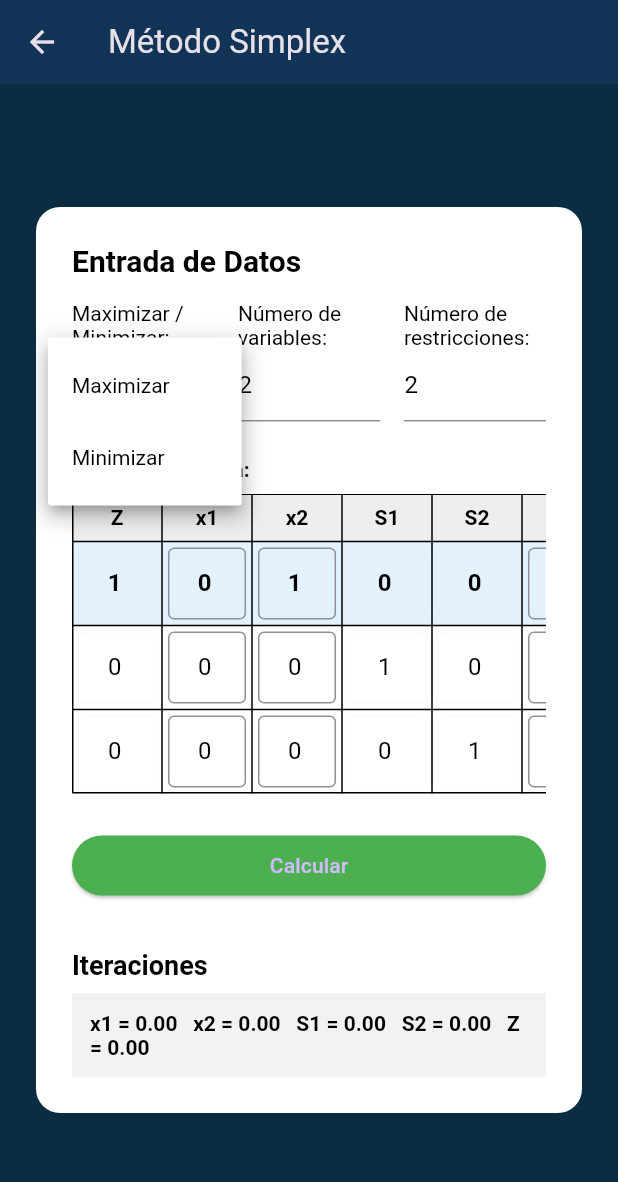
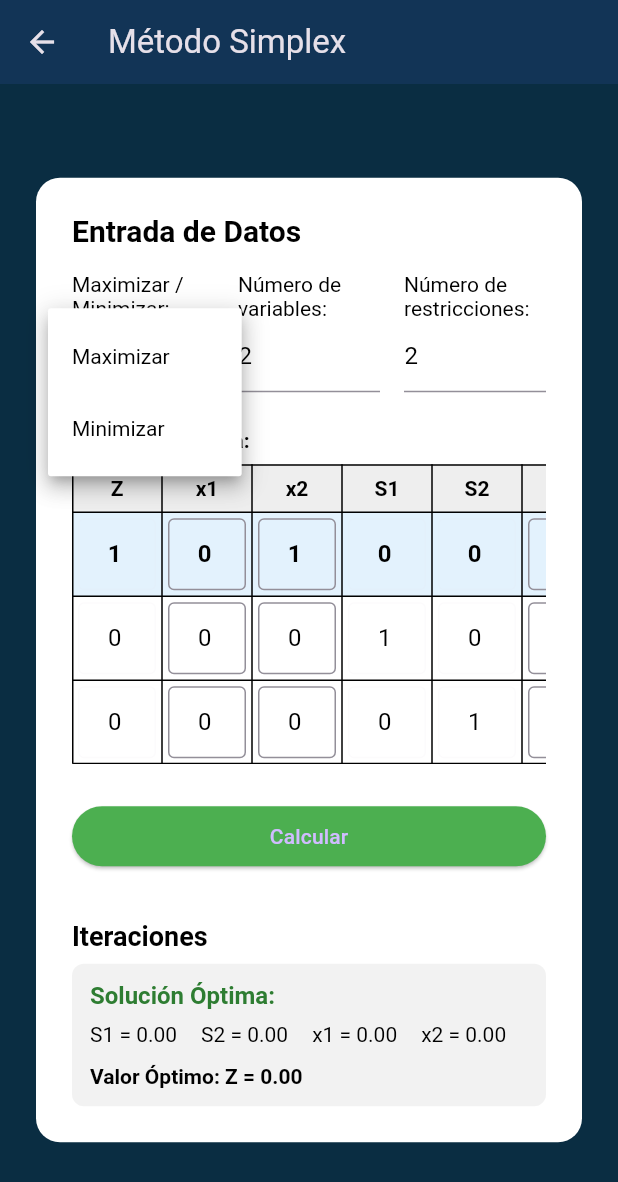
Before and after one commit to xorn714/Calculadora_pl, a Flutter app: the SimplexScreen screen opened directly, after a tap on "Calcular", after a tap on "Maximizar", on a phone screen of 412 x 824 dp. Shown: the top 1182 px of the screen. Run offline on Flutter 3.47's test engine with Material 3 defaults, Android fonts, the phone set to English and light mode, and no system bars.

Commit message:
Mejorar la validación de la matriz en SimplexSolver y agregar manejo de errores en la interfaz de usuario

```diff
--- a/lib/metodoSimplex.dart
+++ b/lib/metodoSimplex.dart
@@ -360,22 +360,44 @@ class _SimplexScreenState extends State<SimplexScreen> {
                   style:
                       ElevatedButton.styleFrom(backgroundColor: Colors.green),
                   onPressed: () {
+                    try {
                       List<List<double>> matrix = [];
                       for (var row in _matrixControllers) {
                         List<double> rowValues = [];
                         for (var cell in row) {
-                        rowValues.add(double.tryParse(cell.text) ?? 0);
+                          double value =
+                              double.tryParse(cell.text.replaceAll(',', '.')) ??
+                                  0;
+                          rowValues.add(value);
                         }
                         matrix.add(rowValues);
                       }
 
-                    final resultado = SimplexSolver.resolver(matrix);
+                      final resultado = SimplexSolver.resolver(
+                        matrix,
+                        esMaximizacion: _selectedOption == 'Maximizar',
+                      );
+
                       setState(() {
                         _resultadoSimplex = resultado;
                       });
+
                       ScaffoldMessenger.of(context).showSnackBar(
-                      SnackBar(content: Text(resultado['mensaje'])),
+                        SnackBar(
+                          content: Text(resultado['mensaje']),
+                          backgroundColor: resultado['exito'] == true
+                              ? Colors.green
+                              : Colors.red,
+                        ),
                       );
+                    } catch (e) {
+                      ScaffoldMessenger.of(context).showSnackBar(
+                        SnackBar(
+                          content: Text('Error: ${e.toString()}'),
+                          backgroundColor: Colors.red,
+                        ),
+                      );
+                    }
                   },
                   child: const Text('Calcular'),
                 ),
@@ -386,12 +408,46 @@ class _SimplexScreenState extends State<SimplexScreen> {
                 const SizedBox(height: 8),
                 Container(
                   padding: const EdgeInsets.all(12),
+                  decoration: BoxDecoration(
                     color: const Color(0xFFF2F2F2),
-                  child: Text(
-                    _resultadoSimplex['exito'] == true
-                        ? _formatearSolucion(_resultadoSimplex)
-                        : 'Solución Óptima: -',
-                    style: const TextStyle(fontWeight: FontWeight.bold),
+                    borderRadius: BorderRadius.circular(8),
+                  ),
+                  child: Column(
+                    crossAxisAlignment: CrossAxisAlignment.start,
+                    children: [
+                      if (_resultadoSimplex['exito'] == true) ...[
+                        Text('Solución Óptima:',
+                            style: TextStyle(
+                                fontWeight: FontWeight.bold,
+                                color: Colors.green[800],
+                                fontSize: 16)),
+                        const SizedBox(height: 8),
+                        Wrap(
+                          spacing: 16,
+                          runSpacing: 8,
+                          children: _resultadoSimplex['solucion'] is Map<String, double>
+                              ? _buildSolucionWidgets(_resultadoSimplex)
+                              : [const Text('-')],
+                        ),
+                        const SizedBox(height: 12),
+                        Text(
+                            'Valor Óptimo: Z = ${_resultadoSimplex['zOptimo'] is num ? (_resultadoSimplex['zOptimo'] as num).toStringAsFixed(2) : "-"}',
+                            style:
+                                const TextStyle(fontWeight: FontWeight.bold)),
+                      ] else if (_resultadoSimplex['mensaje'] != null) ...[
+                        Text('Resultado:',
+                            style: TextStyle(
+                                fontWeight: FontWeight.bold,
+                                color: Colors.red[800],
+                                fontSize: 16)),
+                        const SizedBox(height: 8),
+                        Text(_resultadoSimplex['mensaje'],
+                            style: TextStyle(color: Colors.red[800])),
+                      ] else ...[
+                        const Text('Solución Óptima: -',
+                            style: TextStyle(fontStyle: FontStyle.italic)),
+                      ],
+                    ],
                   ),
                 ),
               ],
@@ -402,22 +458,20 @@ class _SimplexScreenState extends State<SimplexScreen> {
     );
   }
 
-  String _formatearSolucion(Map<String, dynamic> resultado) {
+  List<Widget> _buildSolucionWidgets(Map<String, dynamic> resultado) {
     final solucion = resultado['solucion'] as Map<String, double>;
-    final z = resultado['zOptimo'];
-    final numVars = _numVariables;
-    final numRes = _numRestricciones;
-    String texto = '';
+    List<Widget> widgets = [];
 
-    // Variables originales
-    for (int i = 1; i <= numVars; i++) {
-      texto += 'x$i = ${solucion['x$i']?.toStringAsFixed(2) ?? "0.00"}   ';
+    // Ordenar las variables para mostrarlas consistentemente
+    var keys = solucion.keys.toList()..sort((a, b) => a.compareTo(b));
+
+    for (var key in keys) {
+      widgets.add(
+        Text('$key = ${solucion[key]?.toStringAsFixed(2) ?? '0.00'}',
+            style: const TextStyle(fontSize: 14)),
+      );
     }
-    // Variables de holgura
-    for (int i = 1; i <= numRes; i++) {
-      texto += 'S$i = ${solucion['S$i']?.toStringAsFixed(2) ?? "0.00"}   ';
-    }
-    texto += 'Z = ${z.toStringAsFixed(2)}';
-    return texto;
+
+    return widgets;
   }
 }
--- a/lib/simplexSolver.dart
+++ b/lib/simplexSolver.dart
@@ -1,33 +1,52 @@
 class SimplexSolver {
-  static Map<String, dynamic> resolver(List<List<double>> matriz) {
+  static Map<String, dynamic> resolver(List<List<double>> matriz, {bool esMaximizacion = true}) {
     try {
-      // Validar la matriz
-      if (matriz.isEmpty || matriz[0].length < 3) {
+      // Validación mejorada de la matriz
+      if (matriz.isEmpty || matriz[0].length < 3 || matriz.length < 2) {
         return {
           'exito': false,
-          'mensaje': 'Matriz no válida',
+          'mensaje': 'Matriz no válida. Debe tener al menos 1 variable y 1 restricción',
           'matrizFinal': [],
-          'iteraciones': []
+          'iteraciones': [],
+          'solucion': {}
         };
       }
 
+      // Verificar consistencia de dimensiones
+      int columnasEsperadas = matriz[0].length;
+      for (var fila in matriz) {
+        if (fila.length != columnasEsperadas) {
+          return {
+            'exito': false,
+            'mensaje': 'Todas las filas deben tener la misma cantidad de columnas',
+            'matrizFinal': [],
+            'iteraciones': [],
+            'solucion': {}
+          };
+        }
+      }
+
       List<Map<String, dynamic>> iteraciones = [];
-      List<List<double>> tabla = _convertirMatriz(matriz);
-      int numVariables = matriz[0].length - 2;
+      List<List<double>> tabla = _copiarMatriz(matriz);
+      int numVariables = matriz[0].length - matriz.length - 1;
       int numRestricciones = matriz.length - 1;
 
-      // Paso 1: Verificar si ya es solución óptima
-      while (!_esOptima(tabla[0])) {
-        // Guardar estado actual para las iteraciones
+      // Convertir minimización a maximización si es necesario
+      if (!esMaximizacion) {
+        for (int j = 1; j < tabla[0].length - 1; j++) {
+          tabla[0][j] *= -1;
+        }
+      }
+
+      // Algoritmo simplex
+      while (!_esOptima(tabla[0], esMaximizacion)) {
+        // Guardar iteración actual
         iteraciones.add({
-          'tabla': _copiarTabla(tabla),
-          'pivote': _encontrarPivote(tabla),
+          'tabla': _copiarMatriz(tabla),
+          'pivote': _encontrarPivote(tabla, esMaximizacion),
         });
 
-        // Paso 2: Encontrar columna pivote (variable entrante)
-        int colPivote = _encontrarColumnaPivote(tabla[0]);
-
-        // Paso 3: Encontrar fila pivote (variable saliente)
+        int colPivote = _encontrarColumnaPivote(tabla[0], esMaximizacion);
         int filaPivote = _encontrarFilaPivote(tabla, colPivote);
 
         if (filaPivote == -1) {
@@ -35,23 +54,21 @@ class SimplexSolver {
             'exito': false,
             'mensaje': 'Solución no acotada',
             'matrizFinal': tabla,
-            'iteraciones': iteraciones
+            'iteraciones': iteraciones,
+            'solucion': {}
           };
         }
 
-        // Paso 4: Realizar operaciones de fila para hacer el pivote 1 y otros en columna 0
         _realizarOperacionesPivote(tabla, filaPivote, colPivote);
       }
 
-      // Preparar solución
-      Map<String, double> solucion =
-          _extraerSolucion(tabla, numVariables, numRestricciones);
-      double zOptimo = tabla[0].last;
+      // Extraer solución
+      Map<String, double> solucion = _extraerSolucion(tabla, numVariables, numRestricciones);
+      double zOptimo = tabla[0].last * (esMaximizacion ? 1 : -1);
 
       return {
         'exito': true,
-        'mensaje':
-            'Solución óptima encontrada: Z = ${zOptimo.toStringAsFixed(2)}',
+        'mensaje': 'Solución óptima encontrada: Z = ${zOptimo.toStringAsFixed(2)}',
         'matrizFinal': tabla,
         'solucion': solucion,
         'zOptimo': zOptimo,
@@ -60,41 +77,35 @@ class SimplexSolver {
     } catch (e) {
       return {
         'exito': false,
-        'mensaje': 'Error durante el cálculo: $e',
+        'mensaje': 'Error durante el cálculo: ${e.toString()}',
         'matrizFinal': [],
-        'iteraciones': []
+        'iteraciones': [],
+        'solucion': {}
       };
     }
   }
 
-  static List<List<double>> _convertirMatriz(
-      List<List<double>> matrizOriginal) {
-    // Convertir la matriz de entrada al formato estándar para el algoritmo simplex
-    List<List<double>> nuevaMatriz = [];
-    for (var fila in matrizOriginal) {
-      nuevaMatriz.add(List.from(fila));
-    }
-    return nuevaMatriz;
+  static List<List<double>> _copiarMatriz(List<List<double>> original) {
+    return original.map((fila) => List<double>.from(fila)).toList();
   }
 
-  static bool _esOptima(List<double> filaZ) {
-    // Verificar si todos los coeficientes en la fila Z son no negativos (para maximización)
+  static bool _esOptima(List<double> filaZ, bool esMaximizacion) {
     for (int i = 1; i < filaZ.length - 1; i++) {
-      if (filaZ[i] < 0) {
+      if ((esMaximizacion && filaZ[i] < 0) || (!esMaximizacion && filaZ[i] > 0)) {
         return false;
       }
     }
     return true;
   }
 
-  static int _encontrarColumnaPivote(List<double> filaZ) {
-    // Encontrar el índice del valor más negativo en la fila Z (para maximización)
-    double minValor = 0;
+  static int _encontrarColumnaPivote(List<double> filaZ, bool esMaximizacion) {
     int indice = -1;
+    double valorExtremo = esMaximizacion ? double.negativeInfinity : double.infinity;
 
     for (int i = 1; i < filaZ.length - 1; i++) {
-      if (filaZ[i] < minValor) {
-        minValor = filaZ[i];
+      if ((esMaximizacion && filaZ[i] < 0 && filaZ[i] > valorExtremo) ||
+          (!esMaximizacion && filaZ[i] > 0 && filaZ[i] < valorExtremo)) {
+        valorExtremo = filaZ[i];
         indice = i;
       }
     }
@@ -119,17 +130,16 @@ class SimplexSolver {
     return filaPivote;
   }
 
-  static void _realizarOperacionesPivote(
-      List<List<double>> tabla, int filaPivote, int colPivote) {
-    // Hacer el elemento pivote igual a 1
+  static void _realizarOperacionesPivote(List<List<double>> tabla, int filaPivote, int colPivote) {
+    // Normalizar fila pivote
     double pivote = tabla[filaPivote][colPivote];
     for (int j = 0; j < tabla[filaPivote].length; j++) {
       tabla[filaPivote][j] /= pivote;
     }
 
-    // Hacer otros elementos en la columna pivote igual a 0
+    // Eliminar otros elementos en la columna pivote
     for (int i = 0; i < tabla.length; i++) {
-      if (i != filaPivote && tabla[i][colPivote] != 0) {
+      if (i != filaPivote) {
         double factor = tabla[i][colPivote];
         for (int j = 0; j < tabla[i].length; j++) {
           tabla[i][j] -= factor * tabla[filaPivote][j];
@@ -138,82 +148,36 @@ class SimplexSolver {
     }
   }
 
-  static Map<String, double> _extraerSolucion(
-      List<List<double>> tabla, int numVariables, int numRestricciones) {
+  static Map<String, double> _extraerSolucion(List<List<double>> tabla, int numVariables, int numRestricciones) {
     Map<String, double> solucion = {};
 
-    // Para cada variable de decisión
-    for (int j = 1; j <= numVariables; j++) {
-      bool esBasica = false;
-      int filaBasica = -1;
+    // Para cada columna (variables de decisión + holgura)
+    for (int j = 1; j <= numVariables + numRestricciones; j++) {
+      String nombreVar = j <= numVariables ? 'x$j' : 'S${j - numVariables}';
+      solucion[nombreVar] = 0.0;
 
-      // Verificar si es variable básica
       for (int i = 1; i < tabla.length; i++) {
-        if (tabla[i][j] == 1) {
-          // Verificar si es la única 1 en la columna
-          bool unicoUno = true;
+        if (tabla[i][j] == 1.0) {
+          bool esBasica = true;
           for (int k = 0; k < tabla.length; k++) {
-            if (k != i && tabla[k][j] != 0) {
-              unicoUno = false;
+            if (k != i && tabla[k][j] != 0.0) {
+              esBasica = false;
               break;
             }
           }
-
-          if (unicoUno) {
-            esBasica = true;
-            filaBasica = i;
+          if (esBasica) {
+            solucion[nombreVar] = tabla[i].last;
             break;
           }
         }
-      }
-
-      if (esBasica) {
-        solucion['x$j'] = tabla[filaBasica].last;
-      } else {
-        solucion['x$j'] = 0;
-      }
-    }
-    for (int j = 1; j <= numRestricciones; j++) {
-      bool esBasica = false;
-      int filaBasica = -1;
-
-      // Verificar si es variable básica
-      for (int i = 1; i < tabla.length; i++) {
-        if (tabla[i][j] == 1) {
-          // Verificar si es la única 1 en la columna
-          bool unicoUno = true;
-          for (int k = 0; k < tabla.length; k++) {
-            if (k != i && tabla[k][j] != 0) {
-              unicoUno = false;
-              break;
-            }
-          }
-
-          if (unicoUno) {
-            esBasica = true;
-            filaBasica = i;
-            break;
-          }
-        }
-      }
-
-      if (esBasica) {
-        solucion['S$j'] = tabla[filaBasica].last;
-      } else {
-        solucion['S$j'] = 0;
       }
     }
 
     return solucion;
   }
 
-  static List<List<double>> _copiarTabla(List<List<double>> tabla) {
-    return tabla.map((fila) => List<double>.from(fila)).toList();
-  }
-
-  // Devuelve la posición del pivote actual como un mapa {'fila': int, 'columna': int}
-  static Map<String, int> _encontrarPivote(List<List<double>> tabla) {
-    int colPivote = _encontrarColumnaPivote(tabla[0]);
+  static Map<String, int> _encontrarPivote(List<List<double>> tabla, bool esMaximizacion) {
+    int colPivote = _encontrarColumnaPivote(tabla[0], esMaximizacion);
     int filaPivote = _encontrarFilaPivote(tabla, colPivote);
     return {'fila': filaPivote, 'columna': colPivote};
   }
```
Lines whose indentation alone changed are shown as unchanged.
